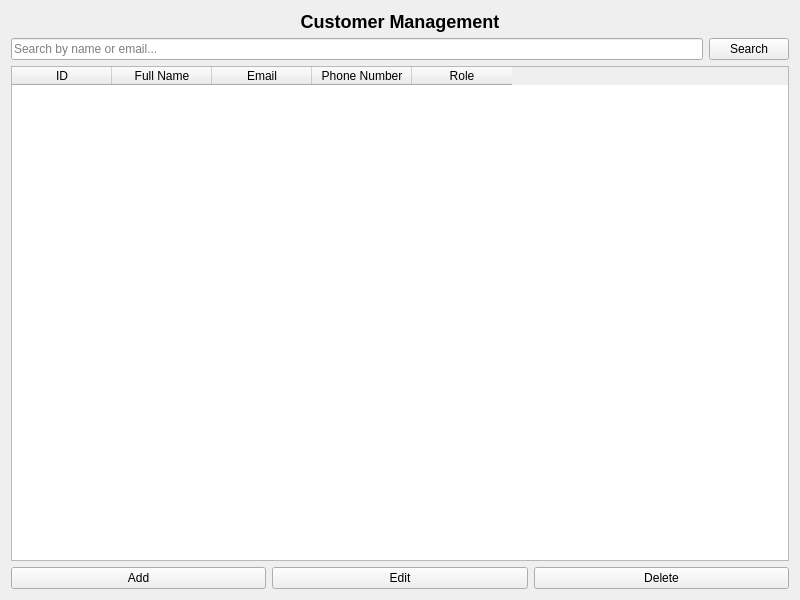
First picture: the form in customers.ui, repository WeWeBunnyX/HotelReservationSQL_Application, before the edit.
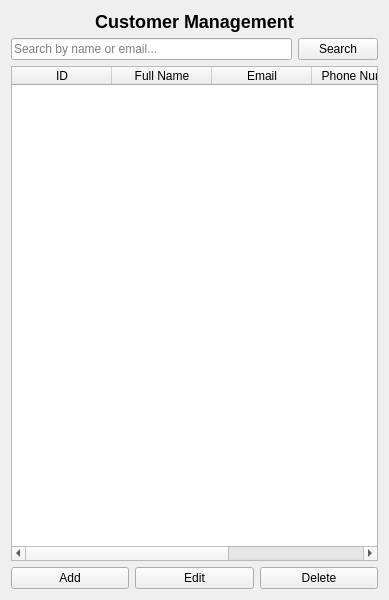
Second picture: the form after the edit.

The edit to the form file:
```diff
--- a/customers.ui
+++ b/customers.ui
@@ -6,7 +6,7 @@
    <rect>
     <x>0</x>
     <y>0</y>
-    <width>800</width>
+    <width>389</width>
     <height>600</height>
    </rect>
   </property>
```
Left out of the diff: 8 changed lines with no effect on the pictures.
